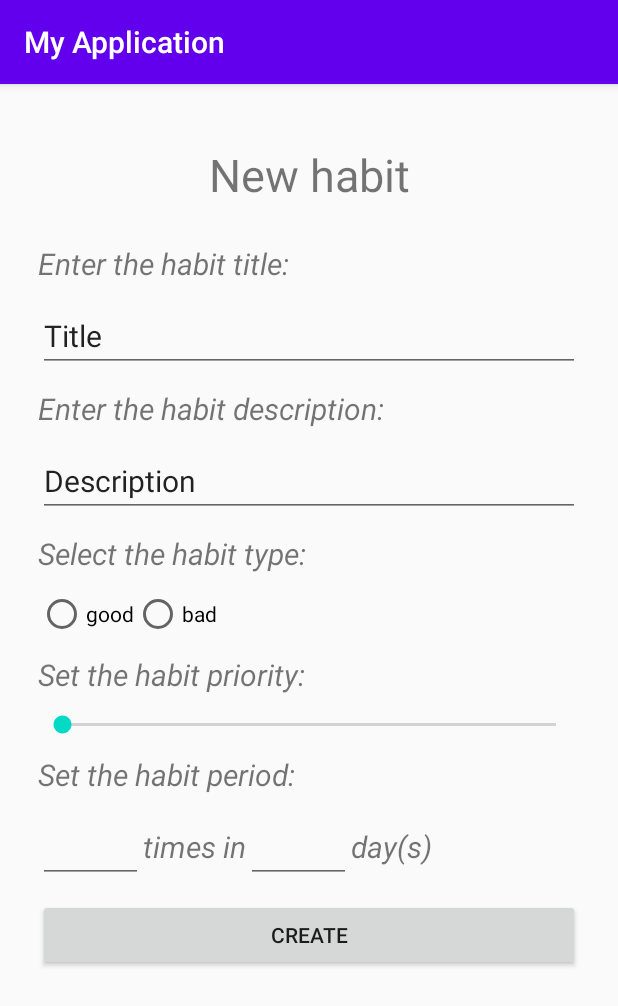
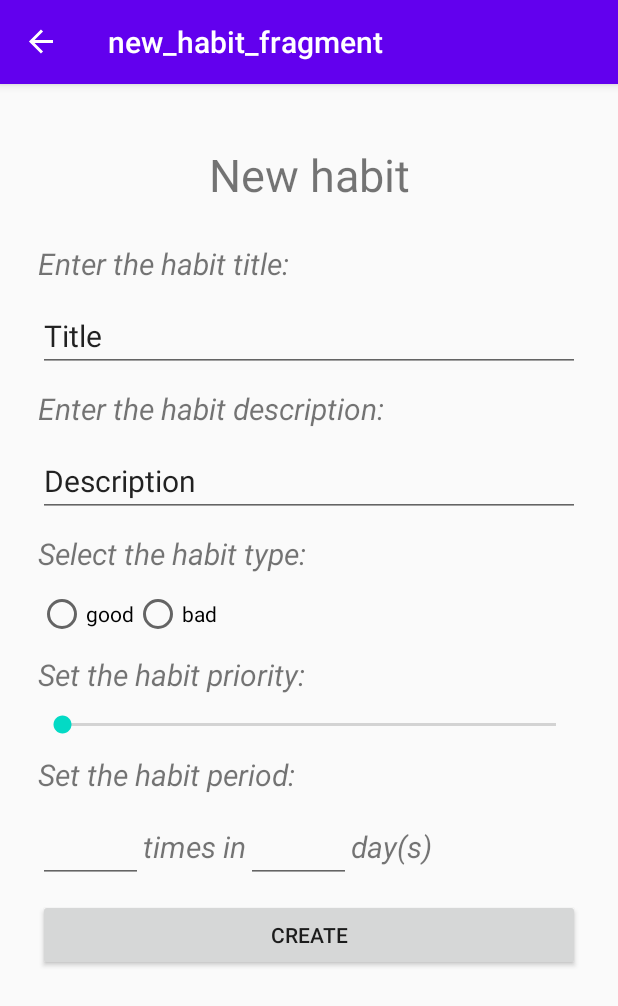
Before and after one commit to slysheva/HabitTracker, an Android app: the screen it shows after launch (MainActivity), after a tap on an icon or button, on a phone screen of 412 x 824 dp. Shown: the top 1006 px of the screen. Run offline under Robolectric (Android 15) with nearby library versions, the phone set to English and light mode, and no system bars; our stand-ins replace navigation-ui.

Commit message:
big refactoring

```diff
--- a/app/src/main/java/com/example/myapplication/AboutFragment.kt
+++ b/app/src/main/java/com/example/myapplication/AboutFragment.kt
@@ -20,12 +20,6 @@ class AboutFragment : Fragment() {
         inflater: LayoutInflater, container: ViewGroup?,
         savedInstanceState: Bundle?
     ): View? {
-        // Inflate the layout for this fragment
         return inflater.inflate(R.layout.fragment_about, container, false)
     }
-
-    override fun onViewCreated(view: View, savedInstanceState: Bundle?) {
-        super.onViewCreated(view, savedInstanceState)
-
-    }
 }
--- a/app/src/main/java/com/example/myapplication/HabitListFragment.kt
+++ b/app/src/main/java/com/example/myapplication/HabitListFragment.kt
@@ -10,15 +10,13 @@ import android.view.ViewGroup
 import androidx.core.os.bundleOf
 import androidx.recyclerview.widget.LinearLayoutManager
 import androidx.recyclerview.widget.RecyclerView
-import com.google.android.material.floatingactionbutton.FloatingActionButton
-
 
 
 class HabitListFragment : Fragment() {
 
     private var adapter: HabitsAdapter? = null
     private var habitType = ""
-    var callback: onHabitChengeRequestListenner? = null
+    var callback: HabitChangeRequestListener? = null
 
     companion object {
         const val  GOOD_HABITS = "GOOD_HABITS"
@@ -32,7 +30,7 @@ class HabitListFragment : Fragment() {
 
     override fun onAttach(context: Context) {
         super.onAttach(context)
-        callback = activity as onHabitChengeRequestListenner
+        callback = activity as HabitChangeRequestListener
     }
 
     override fun onCreateView(
@@ -49,34 +47,26 @@ class HabitListFragment : Fragment() {
         }
         val habitsList = view.findViewById<RecyclerView>(R.id.recyclerview)
         habitsList.layoutManager = LinearLayoutManager(activity)
-        Log.d(this::class.java.canonicalName, "new list created ${MainActivity.habits.size}" )
-        if (MainActivity.habits.size > 0)
-            Log.d(this::class.java.canonicalName, "first habit: ${MainActivity.habits[0].type}" )
 
         adapter =when (habitType) {
             GOOD_HABITS -> HabitsAdapter(activity!!,
                 MainActivity.habits.filter{ habit -> habit.type == HabitType.GOOD } as MutableList<Habit>) { itemClicked, pos ->
-                callback?.habitChangeRequest(itemClicked, pos, MainActivity.HABIT_EDIT_REQUEST)
-                adapter?.notifyDataSetChanged()
+                callback?.onHabitChangeRequest(itemClicked, pos, MainActivity.HABIT_EDIT_REQUEST)
             }
             else -> HabitsAdapter(activity!!,
                 MainActivity.habits.filter{ habit -> habit.type == HabitType.BAD } as MutableList<Habit>) { itemClicked, pos ->
-                callback?.habitChangeRequest(itemClicked, pos, MainActivity.HABIT_EDIT_REQUEST)
-                adapter?.notifyDataSetChanged()
+                callback?.onHabitChangeRequest(itemClicked, pos, MainActivity.HABIT_EDIT_REQUEST)
             }
         }
         habitsList.adapter = adapter
     }
 
-    interface onHabitChengeRequestListenner {
-        fun habitChangeRequest(habit: Habit?, pos: Int?, status: Int)
+    interface HabitChangeRequestListener {
+        fun onHabitChangeRequest(habit: Habit?, pos: Int?, status: Int)
     }
-
-
 
     override fun onResume() {
         super.onResume()
         adapter?.notifyDataSetChanged()
     }
-
 }
--- a/app/src/main/java/com/example/myapplication/HomeFragment.kt
+++ b/app/src/main/java/com/example/myapplication/HomeFragment.kt
@@ -6,18 +6,13 @@ import androidx.fragment.app.Fragment
 import android.view.LayoutInflater
 import android.view.View
 import android.view.ViewGroup
-import androidx.navigation.findNavController
-import androidx.navigation.fragment.NavHostFragment
-import androidx.navigation.fragment.NavHostFragment.findNavController
-import androidx.navigation.fragment.findNavController
 import com.google.android.material.floatingactionbutton.FloatingActionButton
 import com.google.android.material.tabs.TabLayoutMediator
-import kotlinx.android.synthetic.main.fragment_about.*
 import kotlinx.android.synthetic.main.fragment_home_pager.*
 
 
 class HomeFragment : Fragment() {
-    var callback: HabitListFragment.onHabitChengeRequestListenner? = null
+    var callback: HabitListFragment.HabitChangeRequestListener? = null
 
     override fun onCreateView(
         inflater: LayoutInflater, container: ViewGroup?,
@@ -29,7 +24,7 @@ class HomeFragment : Fragment() {
 
     override fun onAttach(context: Context) {
         super.onAttach(context)
-        callback = activity as HabitListFragment.onHabitChengeRequestListenner
+        callback = activity as HabitListFragment.HabitChangeRequestListener
     }
 
     override fun onViewCreated(view: View, savedInstanceState: Bundle?) {
@@ -46,9 +41,7 @@ class HomeFragment : Fragment() {
 
         val fab = view.findViewById<FloatingActionButton>(R.id.fab)
         fab.setOnClickListener{
-            callback?.habitChangeRequest(null, null, MainActivity.HABITS_ADD_REQUEST)
+            callback?.onHabitChangeRequest(null, null, MainActivity.HABITS_ADD_REQUEST)
         }
     }
-
-
 }
--- a/app/src/main/java/com/example/myapplication/MainActivity.kt
+++ b/app/src/main/java/com/example/myapplication/MainActivity.kt
@@ -1,117 +1,50 @@
 package com.example.myapplication
 
 import android.os.Bundle
-import android.util.Log
-import android.view.MenuItem
-import androidx.appcompat.app.ActionBarDrawerToggle
 import androidx.appcompat.app.AppCompatActivity
-import androidx.core.view.GravityCompat
+import androidx.navigation.NavController
 import androidx.navigation.findNavController
-import androidx.navigation.fragment.NavHostFragment
 import androidx.navigation.ui.NavigationUI
-import com.google.android.material.navigation.NavigationView
 import kotlinx.android.synthetic.main.activity_main.*
 import java.io.Serializable
 
 
-class MainActivity : AppCompatActivity(), NewHabitFragment.OnHabitSelectedListener, HabitListFragment.onHabitChengeRequestListenner, NavigationView.OnNavigationItemSelectedListener  {
+class MainActivity : AppCompatActivity(), NewHabitFragment.OnHabitSelectedListener, HabitListFragment.HabitChangeRequestListener  {
 
     companion object {
+        const val HABIT_STRING = "HABIT"
+        const val ID_STRING = "ID"
+        const val STATUS_STRING = "STATUS"
         const val HABITS_STRING = "HABITS"
         const val HABITS_ADD_REQUEST = 0
         const val HABIT_EDIT_REQUEST = 1
         const val HABIT_REMOVE_REQUEST = 2
         var habits = mutableListOf<Habit>()
     }
-
+    lateinit var navController: NavController
 
     override fun onCreate(savedInstanceState: Bundle?) {
         super.onCreate(savedInstanceState)
-        Log.d(this::class.java.canonicalName, "in onCreate" )
         setContentView(R.layout.activity_main)
-        Log.d(this::class.java.canonicalName, "kek" )
 
-//        val navController = this.findNavController(R.id.navigation_fragment)
-//        NavigationUI.setupActionBarWithNavController(this, navController, navigation_drawer)
-//        NavigationUI.setupWithNavController(navigation_view, navController)
+        navController = this.findNavController(R.id.navigation_fragment)
 
-        val drawerToggle =
-            ActionBarDrawerToggle(this,
-                navigation_drawer,
-                R.string.open_drawer,
-                R.string.close_drawer)
-        navigation_drawer.addDrawerListener(drawerToggle)
-
-        val homeFragment = HomeFragment()
-        supportFragmentManager.beginTransaction()
-            .add(R.id.fragment_container, homeFragment!!, "homeFragment")
-            .commit()
-        navigation_view.setNavigationItemSelectedListener(this)
-
-        Log.d(this::class.java.canonicalName, "lol" )
-
+        NavigationUI.setupActionBarWithNavController(this, navController, navigation_drawer)
+        NavigationUI.setupWithNavController(navigation_view, navController)
     }
 
-//    override fun onSupportNavigateUp(): Boolean {
-//        val navController = this.findNavController(R.id.navigation_fragment)
-//        return NavigationUI.navigateUp(navController, navigation_drawer)
-//    }
-
-
-    override fun onNavigationItemSelected(item: MenuItem): Boolean {
-        when (item.itemId) {
-            R.id.menu_item_home -> {
-                for (fragment in supportFragmentManager.fragments) {
-                    if (fragment !is NavHostFragment) {
-                        supportFragmentManager.beginTransaction().remove(fragment).commit()
-
-                    }
-                }
-                supportFragmentManager.beginTransaction()
-                    .add(R.id.fragment_container, HomeFragment(), "homeFragment")
-                    .commit()
-                Log.d(this::class.java.canonicalName, "home item clicked" )
-            }
-            R.id.menu_item_about -> {
-                for (fragment in supportFragmentManager.fragments) {
-                    if (fragment !is NavHostFragment)
-                        supportFragmentManager.beginTransaction().remove(fragment).commit()
-                }
-                supportFragmentManager.beginTransaction()
-                    .add(R.id.fragment_container, AboutFragment(), "aboutFragment")
-                    .commit()
-
-                Log.d(this::class.java.canonicalName, "about item clicked" )
-            }
-        }
-        navigation_drawer.closeDrawer(GravityCompat.START)
-        return true
+    override fun onSupportNavigateUp(): Boolean {
+        val navController = this.findNavController(R.id.navigation_fragment)
+        return NavigationUI.navigateUp(navController, navigation_drawer)
     }
 
-    override fun onHabitChange(habit: Habit?, pos: Int?, statusCode: Int?) {
-        if (habit != null) {
-            Log.d(this::class.java.canonicalName, "in callback, $statusCode, ${habit.name}, $pos" )
-        }
-        if (statusCode == HABIT_EDIT_REQUEST && pos != null && habit != null) {
+    override fun onHabitChange(habit: Habit, pos: Int?, statusCode: Int?) {
+        if (statusCode == HABIT_EDIT_REQUEST && pos != null)
             habits[pos] = habit
-        }
-        else if(statusCode == HABITS_ADD_REQUEST) {
-            if (habit != null) {
-                habits.add(habit)
-            }
+        else if(statusCode == HABITS_ADD_REQUEST)
+            habits.add(habit)
 
-            Log.d(this::class.java.canonicalName, "added, cur size: ${habits.size}" )
-
-        }
-        if (habits.size > 0)
-            Log.d(this::class.java.canonicalName, "first habit: ${habits[0].type}" )
-        supportFragmentManager.findFragmentByTag("newHabitFragment")?.let {
-            supportFragmentManager.beginTransaction()
-                .remove(it)
-                .add(R.id.fragment_container, HomeFragment(), "homeFragment")
-                .commit()
-            Log.d(this::class.java.canonicalName, "removed" )
-        }
+        navController.navigate(R.id.action_newHabitFragment_to_homeFragment)
     }
 
     public override fun onSaveInstanceState(outState: Bundle) {
@@ -124,16 +57,16 @@ class MainActivity : AppCompatActivity(), NewHabitFragment.OnHabitSelectedListen
         super.onRestoreInstanceState(savedInstanceState)
     }
 
-    override fun habitChangeRequest(habit: Habit?, pos: Int?, status: Int) {
-        var newPos: Int? = null
+    override fun onHabitChangeRequest(habit: Habit?, pos: Int?, status: Int) {
+        var newPos: Int = -1
         if (habit != null)
             newPos = habits.indexOf(habit)
-        val fragment = NewHabitFragment.newInstance(habit, newPos, status)
-        supportFragmentManager.beginTransaction()
-            .remove(supportFragmentManager.findFragmentByTag( "homeFragment")!!)
-            .add(R.id.fragment_container, fragment, "newHabitFragment")
-            .commit()
+
+        val bundle = Bundle().apply{
+            putSerializable(HABIT_STRING, habit)
+            putInt(ID_STRING, newPos)
+            putInt(STATUS_STRING, status)
+        }
+        navController.navigate(R.id.action_homeFragment_to_newHabitFragment, bundle)
     }
-
-
 }
--- a/app/src/main/java/com/example/myapplication/NewHabitFragment.kt
+++ b/app/src/main/java/com/example/myapplication/NewHabitFragment.kt
@@ -92,7 +92,7 @@ class NewHabitFragment : Fragment() {
                 toast.show()
             }
             else {
-                habit = Habit(
+                val newHabit = Habit(
                         nameText,
                         descriptionText,
                         priority,
@@ -101,12 +101,12 @@ class NewHabitFragment : Fragment() {
                         periodicityText.toInt()
                 )
 
-                callback?.onHabitChange(habit, idParam, statusCode)
+                callback?.onHabitChange(newHabit, idParam, statusCode)
             }
         }
     }
 
     interface OnHabitSelectedListener{
-        fun onHabitChange(habit: Habit?, pos: Int?, statusCode: Int?)
+        fun onHabitChange(habit: Habit, pos: Int?, statusCode: Int?)
     }
 }
--- a/app/src/main/res/layout/activity_main.xml
+++ b/app/src/main/res/layout/activity_main.xml
@@ -19,6 +19,13 @@
             android:layout_height="match_parent">
         </FrameLayout>
 
+        <fragment
+            android:id="@+id/navigation_fragment"
+            android:name="androidx.navigation.fragment.NavHostFragment"
+            android:layout_width="match_parent"
+            android:layout_height="match_parent"
+            app:defaultNavHost="true"
+            app:navGraph="@navigation/navigation" />
 
         <com.google.android.material.navigation.NavigationView
             android:id="@+id/navigation_view"
--- a/app/src/main/res/menu/navigation_drawer_menu.xml
+++ b/app/src/main/res/menu/navigation_drawer_menu.xml
@@ -1,9 +1,9 @@
 <?xml version="1.0" encoding="utf-8"?>
 <menu xmlns:android="http://schemas.android.com/apk/res/android">
     <item
-        android:id="@+id/menu_item_home"
+        android:id="@+id/homeFragment"
         android:title="@string/my_habits" />
     <item
-        android:id="@+id/menu_item_about"
+        android:id="@+id/aboutFragment"
         android:title="@string/about" />
 </menu>
--- /dev/null
+++ b/app/src/main/res/navigation/navigation.xml
@@ -0,0 +1,37 @@
+<?xml version="1.0" encoding="utf-8"?>
+<navigation xmlns:android="http://schemas.android.com/apk/res/android"
+    xmlns:app="http://schemas.android.com/apk/res-auto"
+    xmlns:tools="http://schemas.android.com/tools"
+    android:id="@+id/navigation.xml"
+    app:startDestination="@id/homeFragment">
+
+    <fragment
+        android:id="@+id/homeFragment"
+        android:name="com.example.myapplication.HomeFragment"
+        android:label="HomeFragment" >
+        <action
+            android:id="@+id/action_homeFragment_to_newHabitFragment"
+            app:destination="@id/newHabitFragment" />
+        <action
+            android:id="@+id/action_homeFragment_to_aboutFragment"
+            app:destination="@id/aboutFragment" />
+    </fragment>
+    <fragment
+        android:id="@+id/newHabitFragment"
+        android:name="com.example.myapplication.NewHabitFragment"
+        android:label="new_habit_fragment"
+        tools:layout="@layout/new_habit_fragment" >
+        <action
+            android:id="@+id/action_newHabitFragment_to_homeFragment"
+            app:destination="@id/homeFragment" />
+    </fragment>
+    <fragment
+        android:id="@+id/aboutFragment"
+        android:name="com.example.myapplication.AboutFragment"
+        android:label="fragment_about"
+        tools:layout="@layout/fragment_about" >
+        <action
+            android:id="@+id/action_aboutFragment_to_homeFragment"
+            app:destination="@id/homeFragment" />
+    </fragment>
+</navigation>
```
Also changed, not shown: app/src/main/java/com/example/myapplication/CustomListAdapter.kt (+8 -8 lines).
